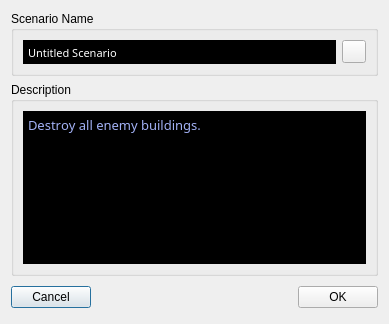
heinermann/ChkForge, file ChkForge/scenariodescription.ui: the form before one commit.
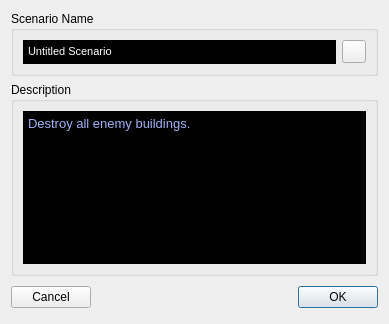
The form after the commit.

Commit message: Fixed choosing cancel as the default button

What changed in the file:
```diff
--- a/ChkForge/scenariodescription.ui
+++ b/ChkForge/scenariodescription.ui
@@ -36,6 +36,9 @@
        <property name="text">
         <string>Cancel</string>
        </property>
+       <property name="autoDefault">
+        <bool>false</bool>
+       </property>
       </widget>
      </item>
      <item>
@@ -82,9 +85,7 @@
         </property>
         <property name="font">
          <font>
-          <family>EurostileExtReg</family>
           <pointsize>10</pointsize>
-          <weight>50</weight>
           <italic>false</italic>
           <bold>false</bold>
           <kerning>false</kerning>
@@ -113,7 +114,7 @@
         </property>
         <property name="html">
          <string>&lt;!DOCTYPE HTML PUBLIC &quot;-//W3C//DTD HTML 4.0//EN&quot; &quot;http://www.w3.org/TR/REC-html40/strict.dtd&quot;&gt;
-&lt;html&gt;&lt;head&gt;&lt;meta name=&quot;qrichtext&quot; content=&quot;1&quot; /&gt;&lt;style type=&quot;text/css&quot;&gt;
+&lt;html&gt;&lt;head&gt;&lt;meta name=&quot;qrichtext&quot; content=&quot;1&quot; /&gt;&lt;meta charset=&quot;utf-8&quot; /&gt;&lt;style type=&quot;text/css&quot;&gt;
 p, li { white-space: pre-wrap; }
 &lt;/style&gt;&lt;/head&gt;&lt;body style=&quot; font-family:'EurostileExtReg'; font-size:10pt; font-weight:400; font-style:normal;&quot;&gt;
 &lt;p style=&quot; margin-top:0px; margin-bottom:0px; margin-left:0px; margin-right:0px; -qt-block-indent:0; text-indent:0px;&quot;&gt;&lt;span style=&quot; font-size:8.25pt;&quot;&gt;Untitled Scenario&lt;/span&gt;&lt;/p&gt;&lt;/body&gt;&lt;/html&gt;</string>
@@ -139,7 +140,6 @@
        <widget class="QPlainTextEdit" name="txt_description">
         <property name="font">
          <font>
-          <family>Eurostile</family>
           <pointsize>10</pointsize>
           <kerning>false</kerning>
          </font>
```
The commit also changes 2 other files.
